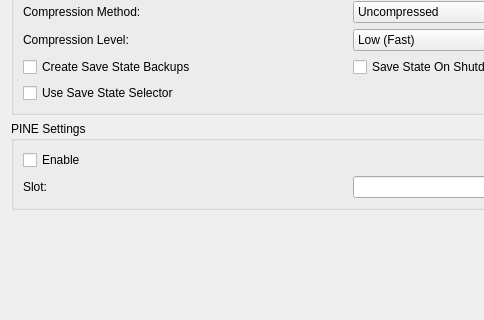
This is pcsx2-qt/Settings/AdvancedSettingsWidget.ui in PCSX2/pcsx2 as Qt 5 draws it before an edit; both pictures show x 0 to 484 and y 641 to 961 of the 700 by 1100 pixel window. The edited form follows.
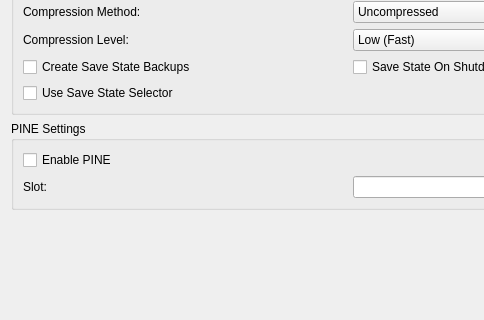
This is the edited form.

The edit to the form file:
```diff
--- a/pcsx2-qt/Settings/AdvancedSettingsWidget.ui
+++ b/pcsx2-qt/Settings/AdvancedSettingsWidget.ui
@@ -534,7 +534,7 @@
       <item row="0" column="0">
        <widget class="QCheckBox" name="pineEnable">
         <property name="text">
-         <string>Enable</string>
+         <string>Enable PINE</string>
         </property>
        </widget>
       </item>
```
